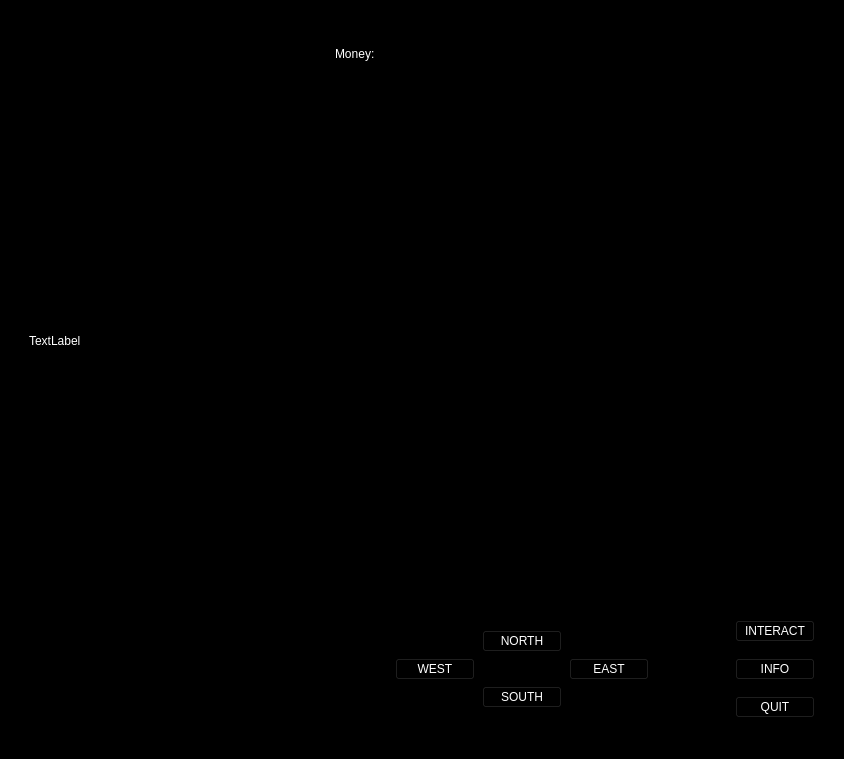
The window that 20241135_CS4076_Project/mainwindow.ui (TheCaister/CS4076_Project) describes before a commit, drawn with Qt 5.
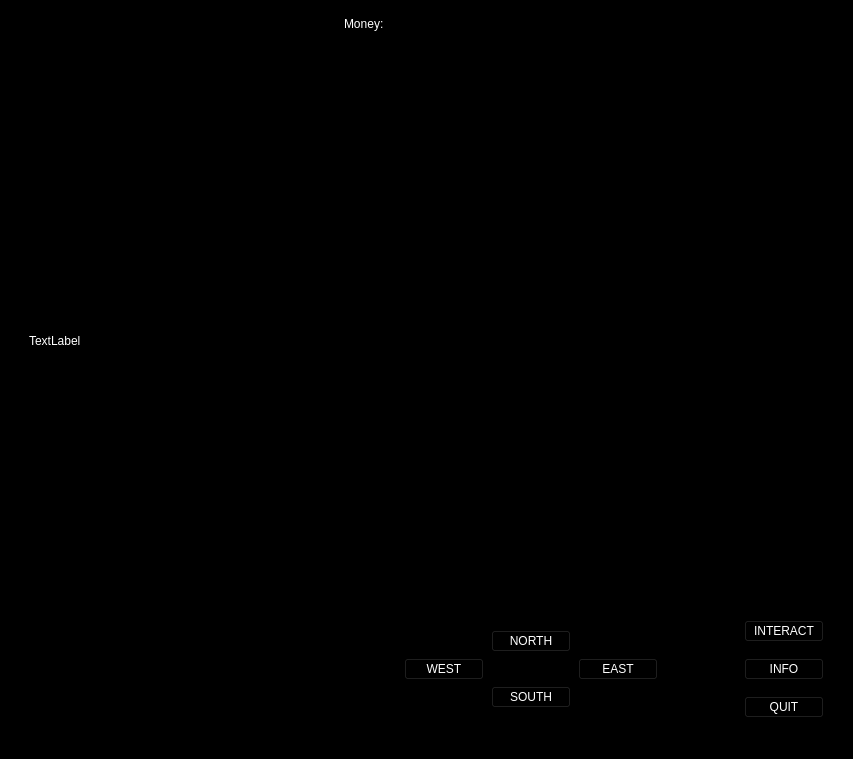
The same window after the commit.

The edit to the form file:
```diff
--- a/20241135_CS4076_Project/mainwindow.ui
+++ b/20241135_CS4076_Project/mainwindow.ui
@@ -6,7 +6,7 @@
    <rect>
     <x>0</x>
     <y>0</y>
-    <width>811</width>
+    <width>853</width>
     <height>759</height>
    </rect>
   </property>
@@ -95,6 +95,12 @@
         </property>
         <item>
          <widget class="QLabel" name="moneyLabel">
+          <property name="maximumSize">
+           <size>
+            <width>16777215</width>
+            <height>30</height>
+           </size>
+          </property>
           <property name="text">
            <string>Money:</string>
           </property>
```
Left out of the diff: 2 changed lines with no effect on the pictures.
